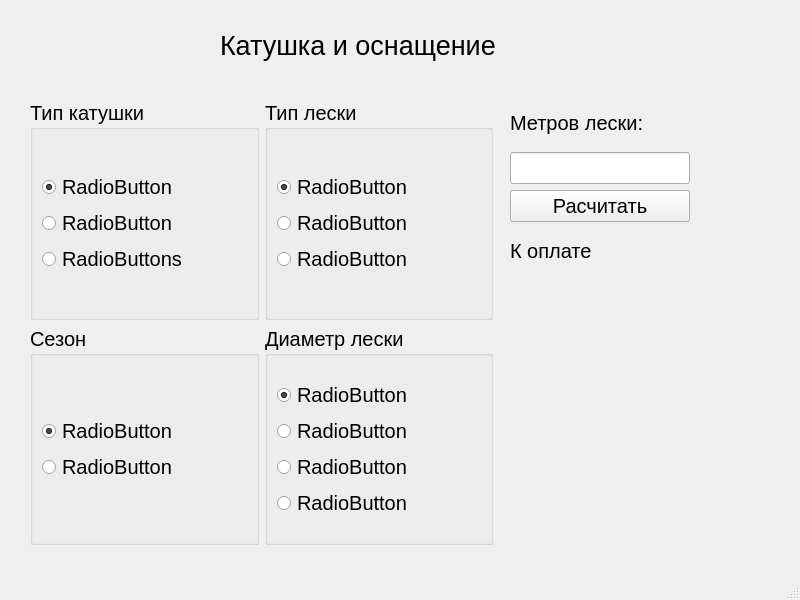
Qt form mainwindow.ui (KorolevIvanMi/Qt_labs) before a commit.
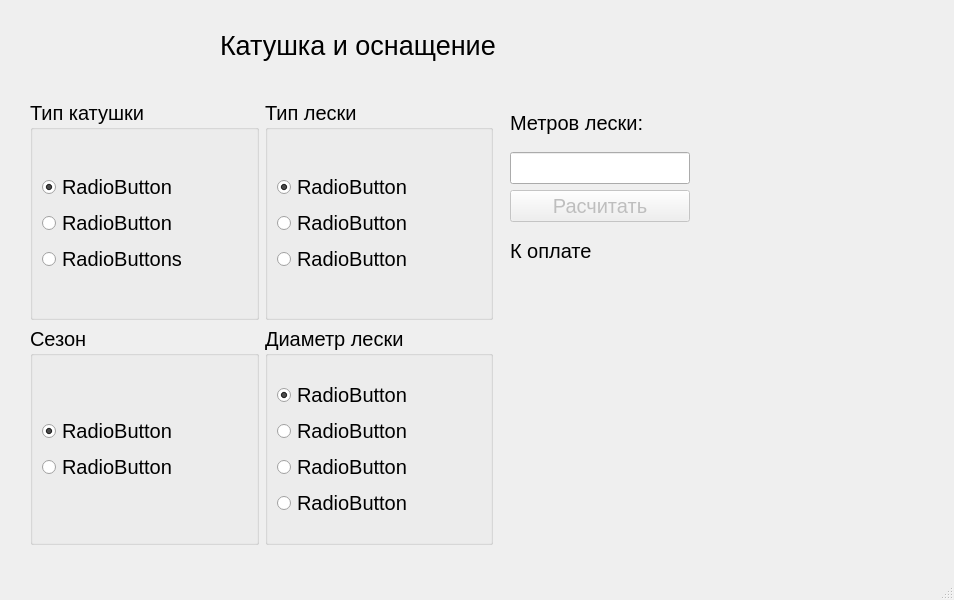
The same form after that commit.

Diff of the .ui file:
```diff
--- a/mainwindow.ui
+++ b/mainwindow.ui
@@ -6,7 +6,7 @@
    <rect>
     <x>0</x>
     <y>0</y>
-    <width>800</width>
+    <width>954</width>
     <height>600</height>
    </rect>
   </property>
@@ -319,6 +319,9 @@
       <layout class="QVBoxLayout" name="verticalLayout_13">
        <item>
         <widget class="QPushButton" name="resultBtn">
+         <property name="enabled">
+          <bool>false</bool>
+         </property>
          <property name="font">
           <font>
            <pointsize>15</pointsize>
@@ -350,7 +353,7 @@
      <rect>
       <x>520</x>
       <y>280</y>
-      <width>261</width>
+      <width>371</width>
       <height>261</height>
      </rect>
     </property>
```
Left out of the diff: 2 changed lines with no effect on the pictures.
